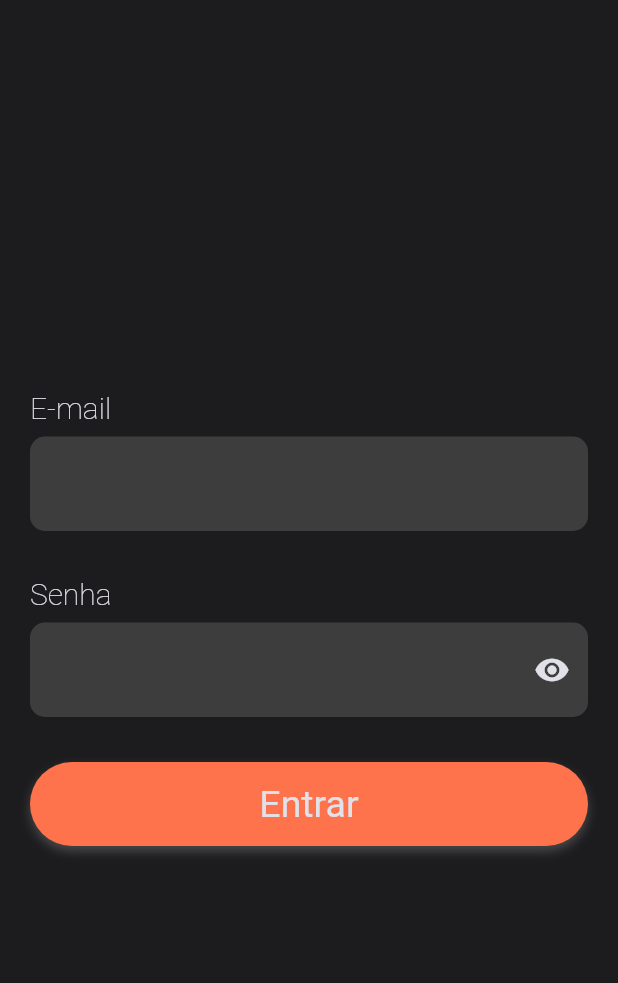
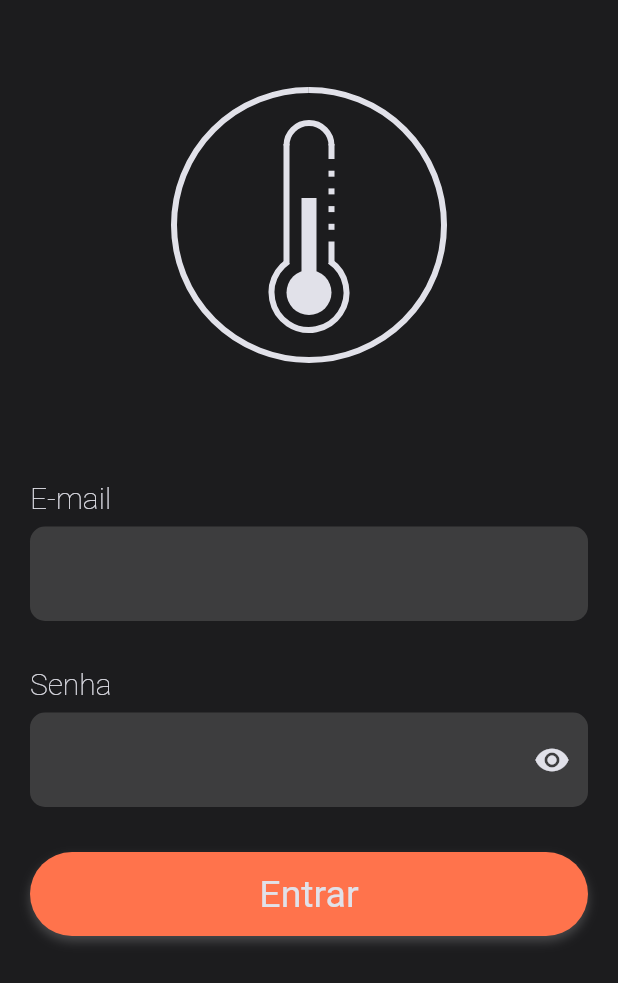
Before and after one commit to cezar-pereira/sensorPF, a Flutter app: the screen it shows after launch, after a tap on "Entrar", on a phone screen of 412 x 824 dp. Shown: the top 983 px of the screen. Run offline on Flutter 3.47's test engine with Material 2 defaults, Android fonts, the phone set to English and light mode, and no system bars; our stand-ins replace firebase_auth, firebase_core, firebase_database; accounts and stored records are empty.

Commit message:
FlatButton alterado para TextButton, adicionado logo na tela de login

```diff
--- a/lib/app/modules/home/home_page.dart
+++ b/lib/app/modules/home/home_page.dart
@@ -118,7 +118,7 @@ class _HomePageState extends State<HomePage> with Widgets {
                                     builder: (context) {
                                       return AlertDialog(
                                         actions: [
-                                          FlatButton(
+                                          TextButton(
                                             onPressed: () {
                                               Navigator.of(context,
                                                       rootNavigator: true)
@@ -131,7 +131,7 @@ class _HomePageState extends State<HomePage> with Widgets {
                                                       .canvasColor),
                                             ),
                                           ),
-                                          FlatButton(
+                                          TextButton(
                                               onPressed: () async {
                                                 //retornar para primeira página do pageView
                                                 controller.indexPage = 0;
--- a/lib/app/modules/login/login_page.dart
+++ b/lib/app/modules/login/login_page.dart
@@ -3,6 +3,7 @@ import 'package:sensor_pf/app/core/ui/widgets.dart';
 import 'package:sensor_pf/app/core/validators/validators.dart';
 import 'package:sensor_pf/app/modules/home/home_page.dart';
 import 'package:sensor_pf/app/modules/login/login_controller.dart';
+import 'package:sensor_pf/app/modules/login/widgets/icon_app/icon_app.dart';
 
 // ignore: must_be_immutable
 class LoginPage extends StatefulWidget {
@@ -37,7 +38,7 @@ class _LoginPageState extends State<LoginPage> with Widgets {
     return _controller.checkAuthentication() != null
         ? HomePage()
         : Scaffold(
-            body: Center(
+            body: SafeArea(
               child: SingleChildScrollView(
                 physics: BouncingScrollPhysics(),
                 child: Form(
@@ -46,11 +47,13 @@ class _LoginPageState extends State<LoginPage> with Widgets {
                     _formChanged = true;
                   },
                   child: Container(
-                    alignment: Alignment.center,
-                    padding: EdgeInsets.symmetric(horizontal: 20),
+                    padding: EdgeInsets.fromLTRB(20, 60, 20, 0),
                     child: Column(
-                      mainAxisAlignment: MainAxisAlignment.center,
                       children: [
+                        IconApp(),
+                        SizedBox(
+                          height: 80,
+                        ),
                         textField(
                             context: context,
                             controller: _controller.emailController,
--- /dev/null
+++ b/lib/app/modules/login/widgets/icon_app/bottom_custom_painter.dart
@@ -0,0 +1,22 @@
+import 'package:flutter/material.dart';
+import 'package:flutter/rendering.dart';
+
+class BottomCustomPainter extends CustomPainter {
+  final BuildContext context;
+  BottomCustomPainter(this.context);
+  @override
+  void paint(Canvas canvas, Size size) {
+    final rect = Rect.fromLTRB(0, 0, 50, 50);
+    final startAngle = -0.98;
+    final sweepAngle = 5.1;
+    final useCenter = false;
+    final paint = Paint()
+      ..color = Theme.of(context).iconTheme.color
+      ..style = PaintingStyle.stroke
+      ..strokeWidth = 4;
+    canvas.drawArc(rect, startAngle, sweepAngle, useCenter, paint);
+  }
+
+  @override
+  bool shouldRepaint(covariant CustomPainter oldDelegate) => false;
+}
--- /dev/null
+++ b/lib/app/modules/login/widgets/icon_app/icon_app.dart
@@ -0,0 +1,162 @@
+import 'package:flutter/material.dart';
+import 'package:flutter/rendering.dart';
+
+import 'bottom_custom_painter.dart';
+import 'top_custom_painter.dart';
+
+class IconApp extends StatefulWidget {
+  @override
+  _IconAppState createState() => _IconAppState();
+}
+
+class _IconAppState extends State<IconApp> {
+  @override
+  Widget build(BuildContext context) {
+    return Container(
+      child: Stack(
+        alignment: Alignment.center,
+        children: [
+          Container(
+            padding: EdgeInsets.only(top: 22),
+            width: 60,
+            height: 180,
+            child: Stack(
+              alignment: Alignment.center,
+              children: [
+                Container(
+                  child: Column(
+                    children: [
+                      top(context),
+                      SizedBox(
+                        height: 14,
+                      ),
+                      side(context),
+                    ],
+                  ),
+                ),
+                center(context),
+                bottom(context),
+              ],
+            ),
+          ),
+          Container(
+            height: 180,
+            width: 180,
+            child: CircularProgressIndicator(
+                strokeWidth: 4,
+                value: 10,
+                valueColor: AlwaysStoppedAnimation<Color>(
+                    Theme.of(context).iconTheme.color)),
+          )
+        ],
+      ),
+    );
+  }
+
+  top(context) {
+    return CustomPaint(
+      size: Size(30, 0),
+      painter: TopCustomPainter(context),
+    );
+  }
+
+  center(context) {
+    return Positioned(
+      top: 38,
+      child: Container(
+        height: 90,
+        width: 40,
+        child: Stack(
+          alignment: Alignment.bottomCenter,
+          children: [
+            Positioned(
+              bottom: 28,
+              child: TweenAnimationBuilder(
+                duration: Duration(seconds: 2),
+                tween: Tween<double>(begin: 0, end: 50),
+                builder: (context, value, child) {
+                  return Container(
+                    color: Theme.of(context).iconTheme.color,
+                    width: 10,
+                    height: value,
+                  );
+                },
+              ),
+            ),
+            Positioned(
+              child: Container(
+                height: 30,
+                width: 30,
+                decoration: BoxDecoration(
+                    color: Theme.of(context).iconTheme.color,
+                    borderRadius: BorderRadius.circular(30)),
+              ),
+            )
+          ],
+        ),
+      ),
+    );
+  }
+
+  traceSide(context) {
+    return Container(
+      height: 4,
+      width: 4,
+      color: Theme.of(context).iconTheme.color,
+    );
+  }
+
+  side(context) {
+    return Container(
+      width: 34,
+      child: Stack(
+        children: [
+          Row(
+            crossAxisAlignment: CrossAxisAlignment.start,
+            mainAxisAlignment: MainAxisAlignment.spaceBetween,
+            children: [
+              Container(
+                height: 80,
+                width: 4,
+                color: Theme.of(context).iconTheme.color,
+              ),
+              Container(
+                height: 80,
+                width: 4,
+                child: Column(
+                  mainAxisAlignment: MainAxisAlignment.spaceBetween,
+                  children: [
+                    Container(
+                      height: 10,
+                      width: 4,
+                      color: Theme.of(context).iconTheme.color,
+                    ),
+                    traceSide(context),
+                    traceSide(context),
+                    traceSide(context),
+                    traceSide(context),
+                    Container(
+                      height: 15,
+                      width: 4,
+                      color: Theme.of(context).iconTheme.color,
+                    ),
+                  ],
+                ),
+              ),
+            ],
+          ),
+        ],
+      ),
+    );
+  }
+
+  bottom(context) {
+    return Positioned(
+      top: 88,
+      child: CustomPaint(
+        size: Size(50, 0),
+        painter: BottomCustomPainter(context),
+      ),
+    );
+  }
+}
--- /dev/null
+++ b/lib/app/modules/login/widgets/icon_app/top_custom_painter.dart
@@ -0,0 +1,23 @@
+import 'package:flutter/material.dart';
+import 'package:flutter/rendering.dart';
+import 'dart:math' as math;
+
+class TopCustomPainter extends CustomPainter {
+  final BuildContext context;
+  TopCustomPainter(this.context);
+  @override
+  void paint(Canvas canvas, Size size) {
+    final rect = Rect.fromLTRB(0, 0, 30, 30);
+    final startAngle = math.pi;
+    final sweepAngle = math.pi;
+    final useCenter = false;
+    final paint = Paint()
+      ..color = Theme.of(context).iconTheme.color
+      ..style = PaintingStyle.stroke
+      ..strokeWidth = 4;
+    canvas.drawArc(rect, startAngle, sweepAngle, useCenter, paint);
+  }
+
+  @override
+  bool shouldRepaint(covariant CustomPainter oldDelegate) => false;
+}
```
Also changed, not shown: 4 other files.
